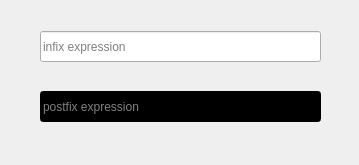
Before: the Qt Designer form selesdepselesnul/main.ui in selesdepselesnul/rpn-p, drawn with Qt 5.
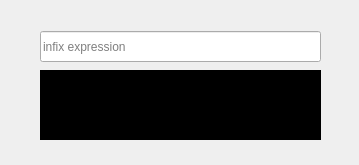
After: the same form once the commit is applied.

Commit message: change postfix lineedit to textedit

Diff of the .ui file:
```diff
--- a/selesdepselesnul/main.ui
+++ b/selesdepselesnul/main.ui
@@ -26,25 +26,19 @@
     <string>infix expression</string>
    </property>
   </widget>
-  <widget class="QLineEdit" name="postfix_expr_line_edit">
-   <property name="enabled">
-    <bool>false</bool>
-   </property>
+  <widget class="QTextEdit" name="postfix_expr_text_edit">
    <property name="geometry">
     <rect>
      <x>40</x>
-     <y>91</y>
+     <y>70</y>
      <width>281</width>
-     <height>31</height>
+     <height>70</height>
     </rect>
    </property>
    <property name="styleSheet">
     <string notr="true">background-color: rgb(0, 0, 0);
 color: rgb(255, 255, 255);</string>
    </property>
-   <property name="placeholderText">
-    <string>postfix expression</string>
-   </property>
   </widget>
  </widget>
  <resources/>
```
The commit also changes 3 other files.
